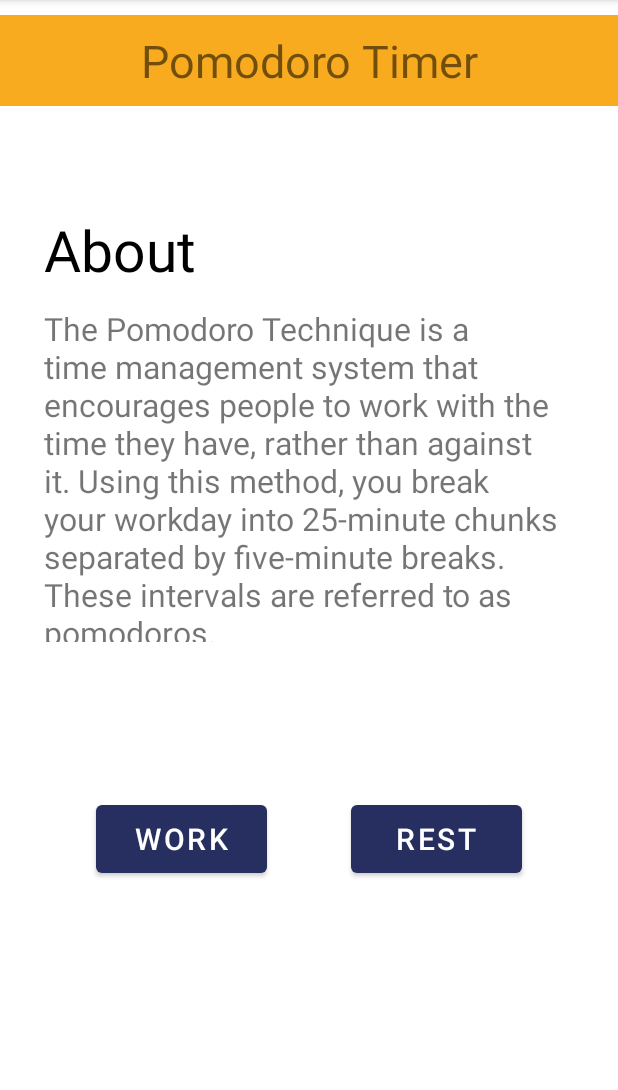
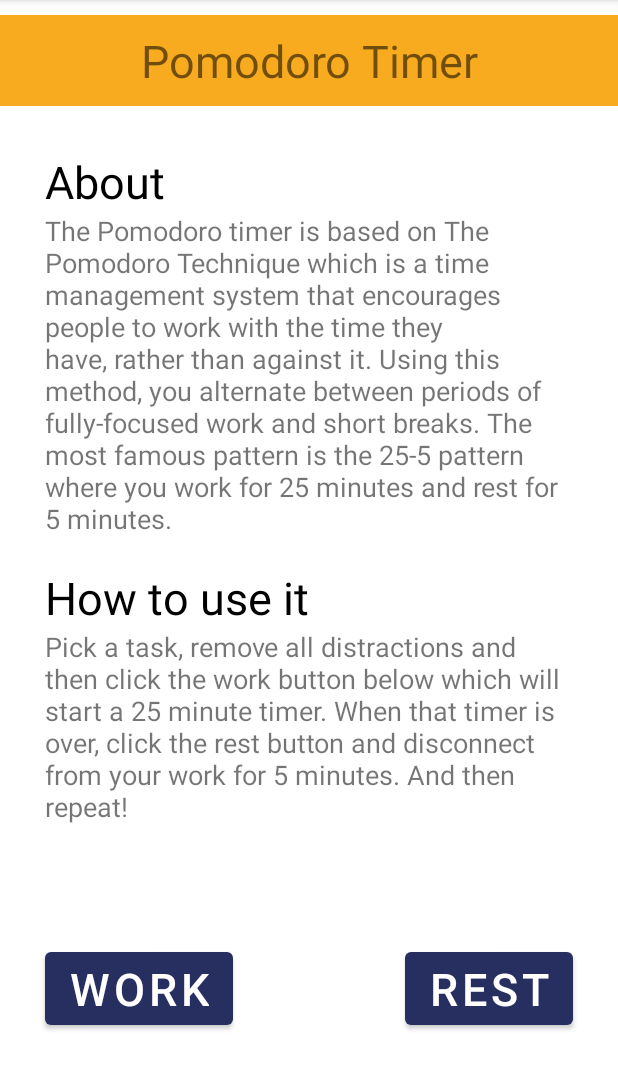
Before and after one commit to NED-CEW-Final-Project-Devs/Studestant, an Android app: the PomodoroTimerActivity screen opened directly, with no data from a screen before it, on a phone screen of 412 x 824 dp, the part 84-1174 px from its top. Run offline under Robolectric (Android 15) with nearby library versions, the phone set to English and light mode, and no system bars.

Commit message:
fixed alignments in pomotimeractivity

```diff
--- a/app/src/main/res/layout/activity_pomodoro_timer.xml
+++ b/app/src/main/res/layout/activity_pomodoro_timer.xml
@@ -28,6 +28,7 @@
 
     </LinearLayout>
     <!--HEADER END-->
+
     <androidx.constraintlayout.widget.ConstraintLayout
         android:layout_width="match_parent"
         android:layout_height="match_parent">
@@ -37,53 +38,78 @@
             android:id="@+id/tv_pt_1"
             android:layout_width="wrap_content"
             android:layout_height="wrap_content"
-            android:layout_marginTop="60dp"
             android:text="About"
             android:textColor="@color/black"
-            android:textSize="6mm"
-            app:layout_constraintEnd_toEndOf="parent"
-            app:layout_constraintHorizontal_bias="0.094"
-            app:layout_constraintStart_toStartOf="parent"
-            app:layout_constraintTop_toTopOf="parent" />
+            android:textSize="30sp"
+            app:layout_constraintTop_toTopOf="parent"
+            app:layout_constraintStart_toStartOf="@id/tv_pt_2"
+            android:layout_marginTop="20dp"/>
 
         <TextView
             android:id="@+id/tv_pt_2"
-            android:layout_width="353dp"
-            android:layout_height="223dp"
-            android:layout_marginTop="124dp"
-            android:text="The Pomodoro Technique is a time management system that encourages people to work with the time they have, rather than against it. Using this method, you break your workday into 25-minute chunks separated by five-minute breaks. These intervals are referred to as pomodoros."
-            android:textSize="21sp"
+            android:layout_width="match_parent"
+            android:layout_height="wrap_content"
+            android:layout_marginRight="30dp"
+            android:layout_marginEnd="30dp"
+            android:layout_marginLeft="30dp"
+            android:layout_marginStart="30dp"
+            app:layout_constraintTop_toBottomOf="@id/tv_pt_1"
+            app:layout_constraintBottom_toTopOf="@id/txtview_how_to_use"
+            android:text="The Pomodoro timer is based on The Pomodoro Technique which is a time management system that encourages people to work with the time they have, rather than against it. Using this method, you alternate between periods of fully-focused work and short breaks. The most famous pattern is the 25-5 pattern where you work for 25 minutes and rest for 5 minutes."
+            android:textSize="18sp"
             app:layout_constraintEnd_toEndOf="parent"
+            app:layout_constraintStart_toStartOf="parent"/>
+
+        <TextView
+            android:id="@+id/txtview_how_to_use"
+            android:layout_width="wrap_content"
+            android:layout_height="wrap_content"
+            android:textColor="@color/black"
+            android:textSize="30sp"
+            app:layout_constraintTop_toBottomOf="@id/tv_pt_2"
+            app:layout_constraintStart_toStartOf="@id/tv_pt_2"
+            android:layout_marginTop="20dp"
+            android:text="How to use it" />
+
+        <TextView
+            android:id="@+id/txtview_pomodoro_how_to_details"
+            android:layout_width="match_parent"
+            android:layout_height="wrap_content"
+            app:layout_constraintTop_toBottomOf="@id/txtview_how_to_use"
             app:layout_constraintStart_toStartOf="parent"
-            app:layout_constraintTop_toTopOf="parent" />
+            app:layout_constraintEnd_toEndOf="parent"
+            android:layout_marginRight="30dp"
+            android:layout_marginEnd="30dp"
+            android:layout_marginLeft="30dp"
+            android:layout_marginStart="30dp"
+            android:text="Pick a task, remove all distractions and then click the work button below which will start a 25 minute timer. When that timer is over, click the rest button and disconnect from your work for 5 minutes. And then repeat!"
+            android:textSize="18sp" />
 
         <Button
             android:id="@+id/bt_pt_1"
-            android:layout_width="114dp"
-            android:layout_height="57dp"
-
-            android:layout_marginStart="7dp"
-            android:layout_marginLeft="7dp"
+            android:layout_width="wrap_content"
+            android:layout_height="wrap_content"
+            android:layout_marginStart="30dp"
+            android:layout_marginLeft="30dp"
             android:onClick="work_clk"
             android:text="Work"
-            android:textSize="20sp"
-            app:layout_constraintBaseline_toBaselineOf="@+id/bt_pt_2"
-            app:layout_constraintEnd_toStartOf="@+id/bt_pt_2"
+            android:textSize="30sp"
+            app:layout_constraintTop_toBottomOf="@id/txtview_pomodoro_how_to_details"
+            app:layout_constraintBottom_toBottomOf="parent"
             app:layout_constraintStart_toStartOf="parent" />
 
         <Button
             android:id="@+id/bt_pt_2"
-            android:layout_width="114dp"
-            android:layout_height="57dp"
-            android:layout_marginEnd="7dp"
-            android:layout_marginRight="7dp"
-            android:layout_marginBottom="180dp"
+            android:layout_width="wrap_content"
+            android:layout_height="wrap_content"
+            android:layout_marginEnd="30dp"
+            android:layout_marginRight="30dp"
             android:onClick="rest_clk"
             android:text="Rest"
-            android:textSize="20sp"
+            android:textSize="30sp"
             app:layout_constraintBottom_toBottomOf="parent"
             app:layout_constraintEnd_toEndOf="parent"
-            app:layout_constraintStart_toEndOf="@+id/bt_pt_1" />
+            app:layout_constraintBaseline_toBaselineOf="@+id/bt_pt_1" />
 
 
     </androidx.constraintlayout.widget.ConstraintLayout>
```
